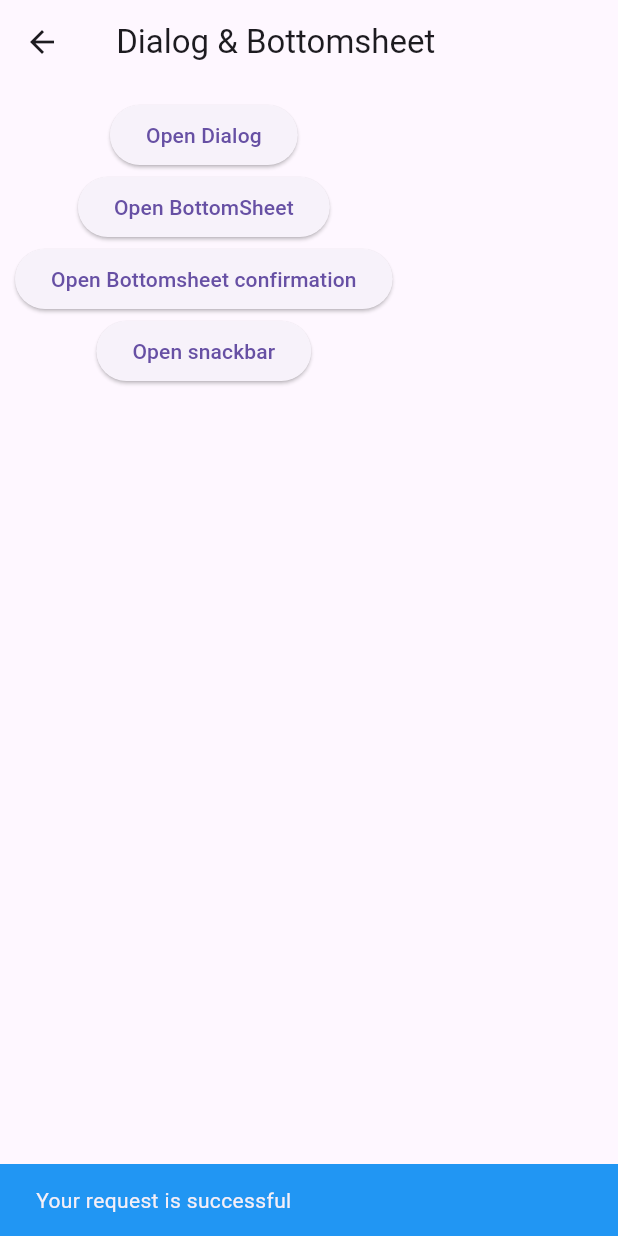
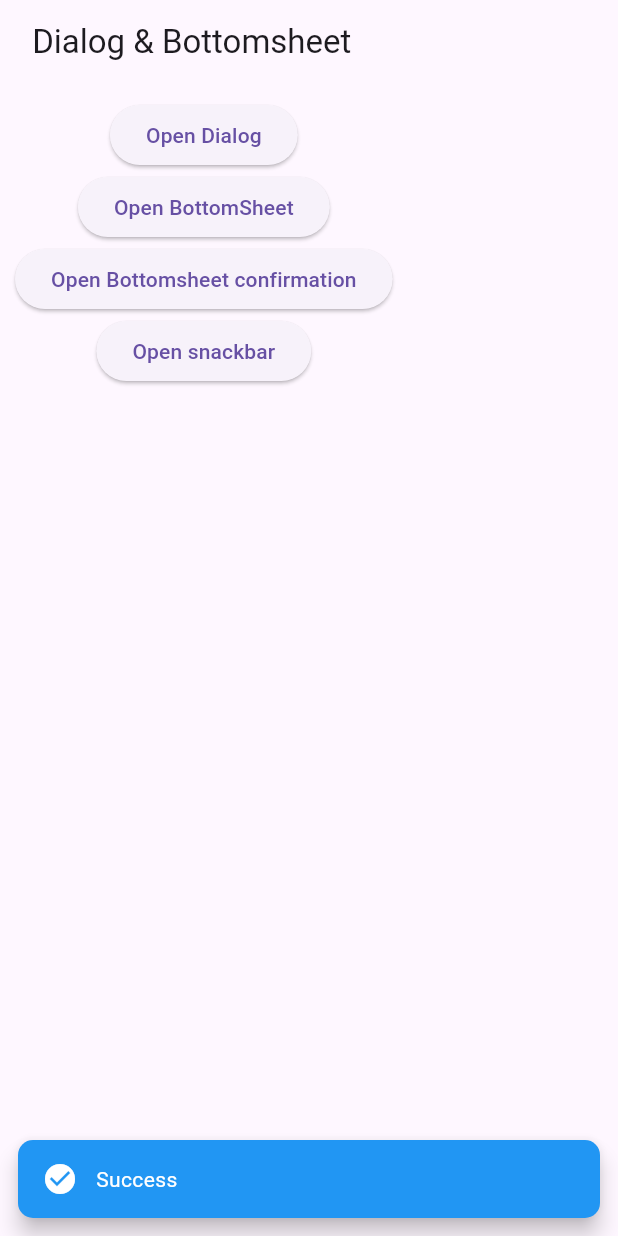
Before and after one commit to IlhamGhaza/flutter_basic, a Flutter app: the DialogWiget screen opened directly, after a tap on "Open snackbar", on a phone screen of 412 x 824 dp. Run offline on Flutter 3.47's test engine with Material 3 defaults, Android fonts, the phone set to English and light mode, and no system bars; our stand-ins replace flutter_svg.

Commit message:
feat: Implement SnackbarUtils and update widgets for PPBM2 course

```diff
--- /dev/null
+++ b/lib/core/snackbar_utils.dart
@@ -0,0 +1,101 @@
+import 'package:flutter/material.dart';
+
+class SnackbarUtils {
+  final String text;
+  final Color backgroundColor;
+
+  final IconData? icon;
+
+  SnackbarUtils({required this.text, required this.backgroundColor, this.icon});
+
+  void _showSnackBar(
+    BuildContext context, {
+    required IconData defaultIcon,
+    String? actionLabel,
+    VoidCallback? onActionPressed,
+  }) {
+    final IconData displayIcon = icon ?? defaultIcon;
+
+    final SnackBarAction? snackBarAction =
+        (actionLabel != null && onActionPressed != null)
+            ? SnackBarAction(label: actionLabel, onPressed: onActionPressed)
+            : null;
+
+    ScaffoldMessenger.of(context).showSnackBar(
+      SnackBar(
+        content: Row(
+          children: [
+            Icon(displayIcon, color: Colors.white),
+            const SizedBox(width: 12),
+            Expanded(
+              child: Text(
+                text,
+                style: const TextStyle(color: Colors.white),
+                overflow: TextOverflow.ellipsis,
+              ),
+            ),
+          ],
+        ),
+        backgroundColor: backgroundColor,
+        behavior: SnackBarBehavior.floating,
+        shape: RoundedRectangleBorder(borderRadius: BorderRadius.circular(10)),
+        margin: const EdgeInsets.all(12),
+        duration: const Duration(seconds: 4),
+        action: snackBarAction,
+      ),
+    );
+  }
+
+  void showSuccessSnackBar(
+    BuildContext context, {
+    String? actionLabel,
+    VoidCallback? onActionPressed,
+  }) {
+    _showSnackBar(
+      context,
+      defaultIcon: Icons.check_circle,
+      actionLabel: actionLabel,
+      onActionPressed: onActionPressed,
+    );
+  }
+
+  void showErrorSnackBar(
+    BuildContext context, {
+    String? actionLabel,
+    VoidCallback? onActionPressed,
+  }) {
+    _showSnackBar(
+      context,
+      defaultIcon: Icons.error,
+      actionLabel: actionLabel,
+      onActionPressed: onActionPressed,
+    );
+  }
+}
+
+
+// SnackbarUtils(
+//   text: 'Failed to load data.',
+//   backgroundColor: Colors.red,
+//   icon: Icons.cloud_off, // Optional icon override
+// ).showErrorSnackBar(
+//   context,
+//   actionLabel: 'RETRY',
+//   onActionPressed: () {
+//     print('Retry button pressed!');
+//     // Add your retry logic here
+//   },
+// );
+
+// // Success snackbar with an "UNDO" action
+// SnackbarUtils(
+//   text: 'Item deleted.',
+//   backgroundColor: Colors.blue, // Or another appropriate color
+// ).showSuccessSnackBar(
+//   context,
+//   actionLabel: 'UNDO',
+//   onActionPressed: () {
+//     print('Undo button pressed!');
+//     // Add your undo logic here
+//   },
+// );
--- a/lib/widget_lesson/basic_form/dialog_wodget.dart
+++ b/lib/widget_lesson/basic_form/dialog_wodget.dart
@@ -1,4 +1,6 @@
 import 'package:flutter/material.dart';
+
+import '../../core/snackbar_utils.dart';
 
 class DialogWiget extends StatefulWidget {
   const DialogWiget({Key? key}) : super(key: key);
@@ -162,11 +164,14 @@ class _DialogWigetState extends State<DialogWiget> {
             ),
             ElevatedButton(
               onPressed: () {
-                ScaffoldMessenger.of(context).showSnackBar(
-                  const SnackBar(
-                    backgroundColor: Colors.blue,
-                    content: Text('Your request is successful'),
-                  ),
+                SnackbarUtils(
+                  text: 'Success',
+                  backgroundColor: Colors.blue,
+                ).showSuccessSnackBar(
+                  context,
+                  // actionLabel: 'UNDO',
+                  //     onActionPressed: () {
+                  // }
                 );
               },
               child: const Text('Open snackbar'),
--- a/lib/widget_lesson/basic_form/form_widget.dart
+++ b/lib/widget_lesson/basic_form/form_widget.dart
@@ -11,7 +11,7 @@ class _FormWidgetState extends State<FormWidget> {
   bool isOn = false;
 
   var selected = 'Flutter';
-  final dropdownList = <String>['Flutter', 'Dart', 'Java', 'Scala', 'Python'];
+  final dropdownList = <String>['Flutter', 'Dart', 'Java', 'Golang', 'Python'];
 
   var sex = 'male';
   var isChecked = false;
@@ -21,7 +21,7 @@ class _FormWidgetState extends State<FormWidget> {
   Widget build(BuildContext context) {
     return Scaffold(
       appBar: AppBar(
-        title: const Text('JagoFlutter - Form'),
+        title: const Text('PPBM2 - Form'),
       ),
       body: SingleChildScrollView(
         child: Container(
--- a/lib/widget_lesson/basic_layout/aspectratio_widget.dart
+++ b/lib/widget_lesson/basic_layout/aspectratio_widget.dart
@@ -7,7 +7,7 @@ class AspectRatioWidget extends StatelessWidget {
   Widget build(BuildContext context) {
     return Scaffold(
       appBar: AppBar(
-        title: const Text('JagoFlutter - Aspect Ratio'),
+        title: const Text('PPBM2 - Aspect Ratio'),
       ),
       body: Container(
         padding: const EdgeInsets.all(10.0),
--- a/lib/widget_lesson/basic_layout/listview_widget .dart
+++ b/lib/widget_lesson/basic_layout/listview_widget .dart
@@ -23,6 +23,7 @@ class ListViewWidget extends StatelessWidget {
           children: [
             SizedBox(
               height: 32,
+              //generate horizontal scroll view with listview for categories
               child: ListView(
                 scrollDirection: Axis.horizontal,
                 children: List.generate(
@@ -57,6 +58,7 @@ class ListViewWidget extends StatelessWidget {
                 ),
               ),
             ),
+            //generate vertical scroll view with listview for categories
             Expanded(
               child: ListView(
                 children: List.generate(
@@ -92,6 +94,7 @@ class ListViewWidget extends StatelessWidget {
                 ),
               ),
             ),
+            //generate vertical scroll view with listview.builder for categories
             Expanded(
               child: ListView.builder(
                 itemCount: categories.length,
--- a/lib/widget_lesson/basic_layout/padding_widget.dart
+++ b/lib/widget_lesson/basic_layout/padding_widget.dart
@@ -7,7 +7,7 @@ class PaddingWidget extends StatelessWidget {
   Widget build(BuildContext context) {
     return Scaffold(
       appBar: AppBar(
-        title: const Text('JagoFlutter - Padding'),
+        title: const Text('PPBM2 - Padding'),
         actions: const [],
       ),
       body: Container(
--- a/lib/widget_lesson/basic_layout/wrap_widget.dart
+++ b/lib/widget_lesson/basic_layout/wrap_widget.dart
@@ -21,7 +21,7 @@ class WrapWidget extends StatelessWidget {
   Widget build(BuildContext context) {
     return Scaffold(
       appBar: AppBar(
-        title: const Text('JagoFlutter - Wrap'),
+        title: const Text('PPBM2 - Wrap'),
         actions: const [],
       ),
       body: Container(
```
Also changed, not shown: lib/main.dart (+8 -2 lines), lib/widget_lesson/statefull_sample/stateless_statefull_widget.dart (+11 -0 lines).
